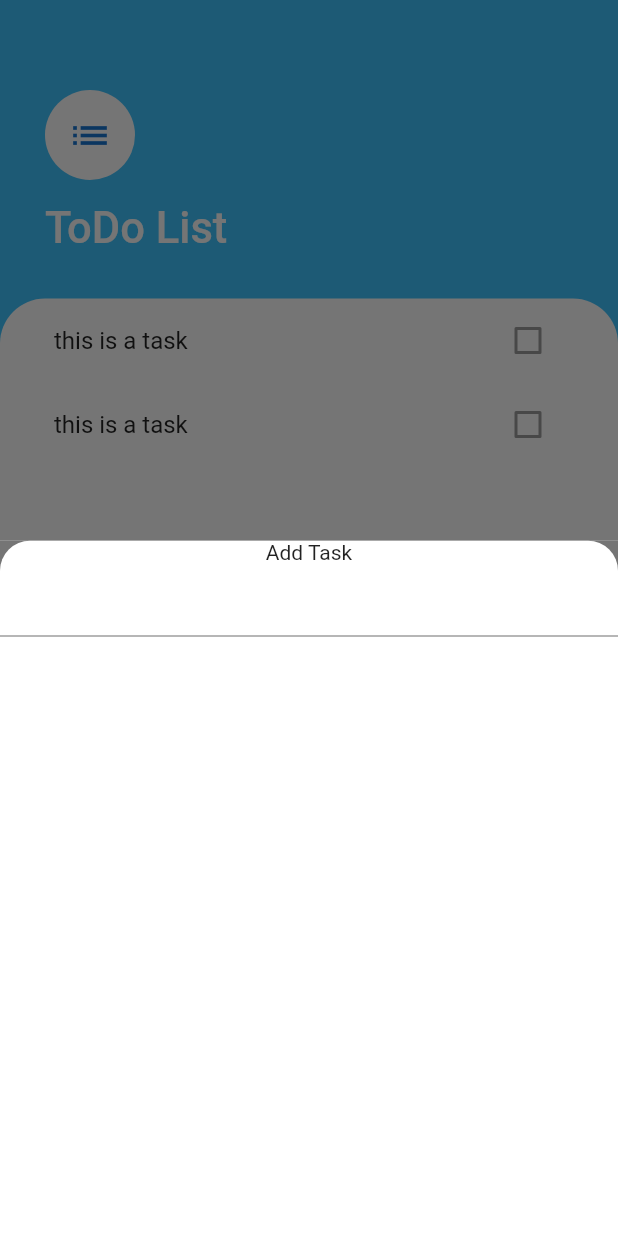
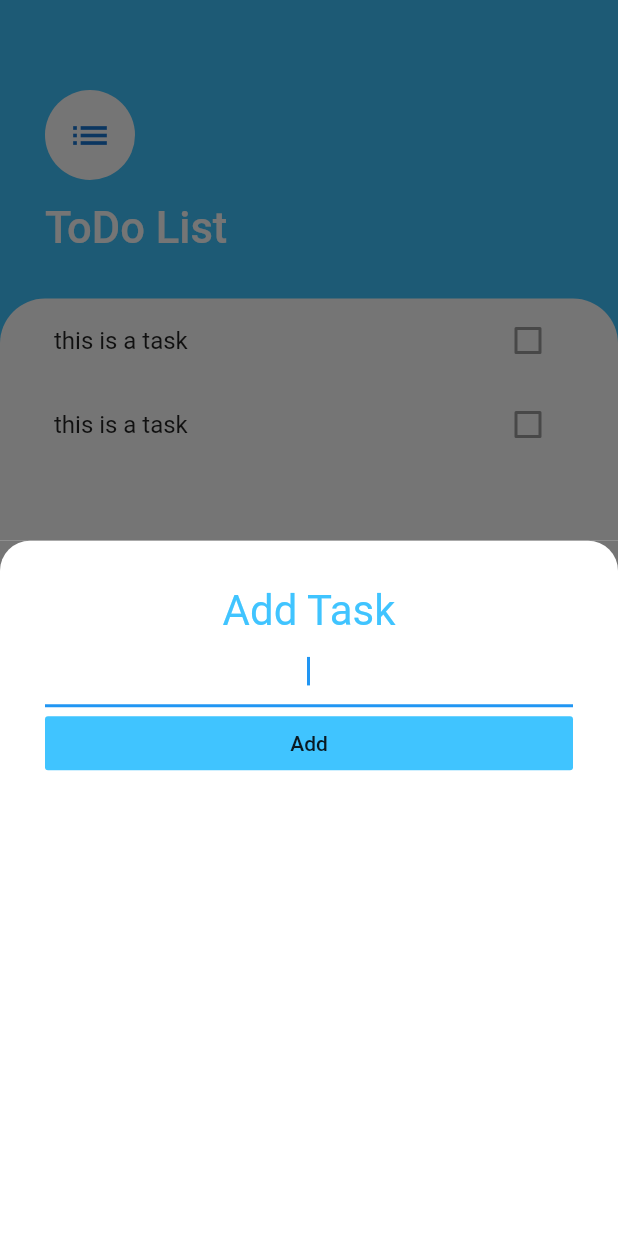
Before and after one commit to FahimMuntashir/ToDoApp-FlutterUI, a Flutter app: the screen it shows after launch, after a tap on the "add" icon, on a phone screen of 412 x 824 dp. Run offline on Flutter 3.47's test engine with Material 2 defaults, Android fonts, the phone set to English and light mode, and no system bars.

```diff
--- a/lib/screens/add_task_screen.dart
+++ b/lib/screens/add_task_screen.dart
@@ -6,23 +6,39 @@ class AddTaskScreen extends StatelessWidget {
     return Container(
       color: Color(0xFF757575),
       child: Container(
+        padding: EdgeInsets.all(30.0),
         decoration: BoxDecoration(
-          color: Colors.white,
-          borderRadius: BorderRadius.only(
-            topLeft: Radius.circular(20.0),
-            topRight: Radius.circular(20.0),
-          )
-        ),
+            color: Colors.white,
+            borderRadius: BorderRadius.only(
+              topLeft: Radius.circular(20.0),
+              topRight: Radius.circular(20.0),
+            )),
         child: Column(
+
+          crossAxisAlignment: CrossAxisAlignment.stretch,
+
           children: <Widget>[
-            Text('Add Task'),
-            TextField(),
-            FlatButton(),
+            Text(
+              'Add Task',
+              textAlign: TextAlign.center,
+              style: TextStyle(
+                fontSize: 28.0,
+                color: Colors.lightBlueAccent,
+              ),
+            ),
+            TextField(
+              autofocus: true,
+              textAlign: TextAlign.center,
+
+            ),
+            FlatButton(
+              onPressed: () {},
+              child: Text('Add'),
+              color: Colors.lightBlueAccent,
+            ),
           ],
         ),
       ),
-
-
     );
   }
 }
```
